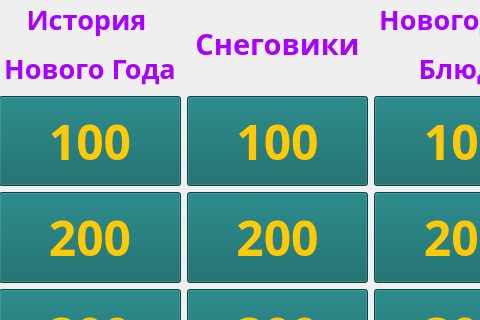
This is design.ui in kepper104/new-year-quiz as Qt 5 draws it before an edit; both pictures show x 0 to 480 and y 0 to 320 of the 1513 by 720 pixel window. The edited form follows.
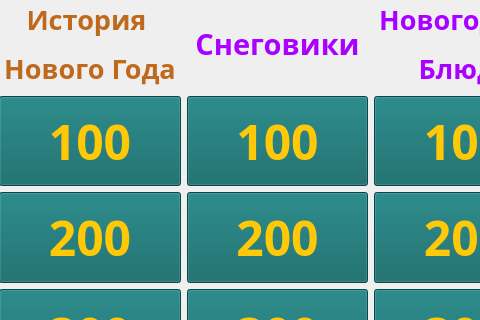
This is the edited form.

```diff
--- a/design.ui
+++ b/design.ui
@@ -50,7 +50,7 @@
           </font>
          </property>
          <property name="text">
-          <string>&lt;html&gt;&lt;head/&gt;&lt;body&gt;&lt;p align=&quot;center&quot; &gt;&lt;span style=&quot; font-size:20pt; color:#aa00ff; line-height:10px&quot;&gt;История &lt;/span&gt;&lt;/p&gt;&lt;p align=&quot;center&quot;&gt;&lt;span style=&quot; font-size:20pt; color:#aa00ff;&quot;&gt;Нового Года&lt;/span&gt;&lt;/p&gt;&lt;/body&gt;&lt;/html&gt;</string>
+          <string>&lt;html&gt;&lt;head/&gt;&lt;body&gt;&lt;p align=&quot;center&quot;&gt;&lt;span style=&quot; font-size:20pt; color:#bf691d;&quot;&gt;История &lt;/span&gt;&lt;/p&gt;&lt;p align=&quot;center&quot;&gt;&lt;span style=&quot; font-size:20pt; color:#bf691d;&quot;&gt;Нового Года&lt;/span&gt;&lt;/p&gt;&lt;/body&gt;&lt;/html&gt;</string>
          </property>
         </widget>
        </item>
```
